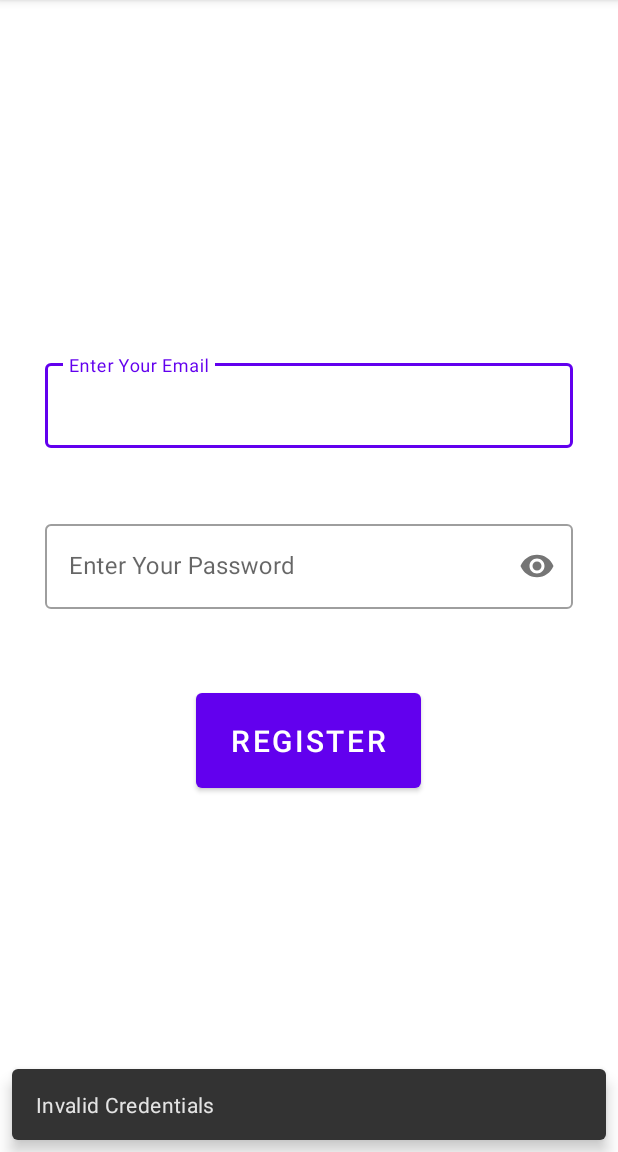
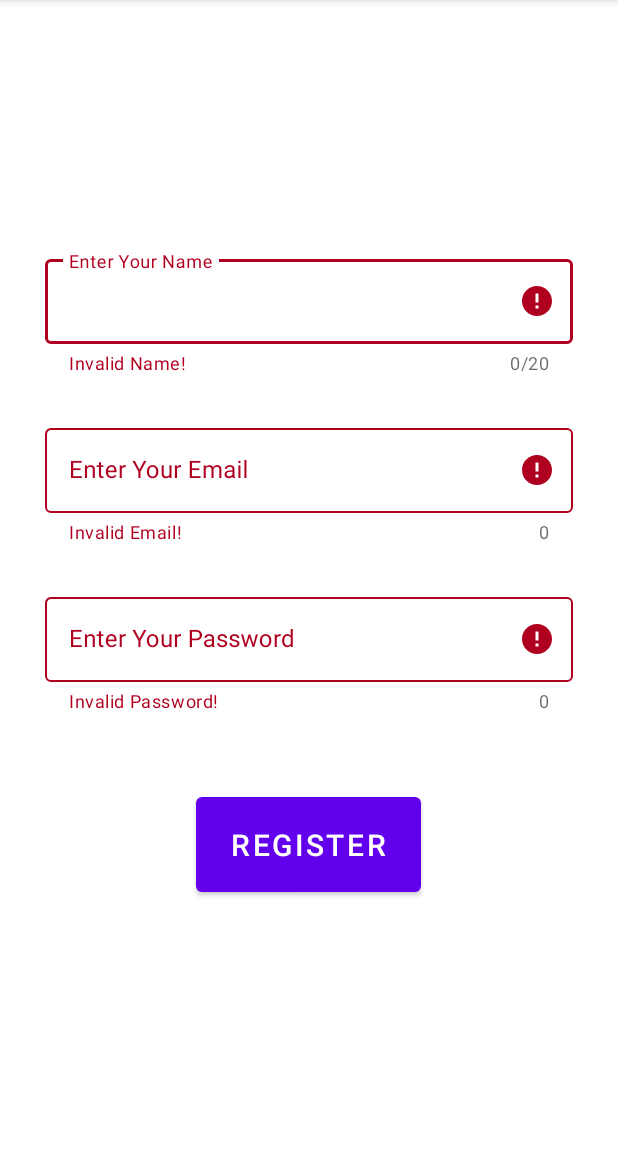
Before and after one commit to anupam2020/FireApp, an Android app: the Registration screen opened directly, with no data from a screen before it, after a tap on "REGISTER", on a phone screen of 412 x 824 dp, the part 84-1236 px from its top. Run offline under Robolectric (Android 15) with nearby library versions, the phone set to English and light mode, and no system bars; our stand-ins replace Firebase (no records; nobody signed in at launch, a user with empty details on screens opened directly); libraries missing offline, so code that uses them is left out: com.pranavpandey.android.

```diff
--- a/app/build.gradle
+++ b/app/build.gradle
@@ -43,4 +43,6 @@ dependencies {
     implementation 'com.google.firebase:firebase-database:20.0.0'
     implementation 'com.google.firebase:firebase-storage:20.0.0'
     implementation 'com.google.android.material:material:1.3.0'
+    implementation 'com.pranavpandey.android:dynamic-toasts:4.0.0'
+    implementation 'com.pranavpandey.android:dynamic-toasts:1.3.0'
 }
--- a/app/src/main/AndroidManifest.xml
+++ b/app/src/main/AndroidManifest.xml
@@ -1,6 +1,8 @@
 <?xml version="1.0" encoding="utf-8"?>
 <manifest xmlns:android="http://schemas.android.com/apk/res/android"
     package="com.example.fireapp">
+
+    <uses-permission android:name="android.permission.INTERNET"/>
 
     <application
         android:allowBackup="true"
--- a/app/src/main/java/com/example/fireapp/Registration.java
+++ b/app/src/main/java/com/example/fireapp/Registration.java
@@ -17,16 +17,22 @@ import com.google.android.gms.tasks.OnCompleteListener;
 import com.google.android.gms.tasks.Task;
 import com.google.android.material.snackbar.Snackbar;
 import com.google.android.material.textfield.TextInputEditText;
+import com.google.android.material.textfield.TextInputLayout;
 import com.google.firebase.auth.AuthResult;
 import com.google.firebase.auth.FirebaseAuth;
+import com.google.firebase.database.DatabaseReference;
+import com.google.firebase.database.FirebaseDatabase;
+import com.pranavpandey.android.dynamic.toasts.DynamicToast;
 
 import org.jetbrains.annotations.NotNull;
 
+import java.util.HashMap;
 import java.util.regex.Pattern;
 
 public class Registration extends AppCompatActivity {
 
-    private TextInputEditText text1,text2;
+    private TextInputEditText text1,text2,text3;
+    private TextInputLayout tilName,tilEmail,tilPass;
     private Button reg;
     private LinearLayout layout;
     private Pattern password=Pattern.compile("^" +
@@ -35,8 +41,13 @@ public class Registration extends AppCompatActivity {
                                     "(?=.*[0-9])" +
                                     ".{6,}" +
                                     "$");
+    private Pattern pat_name=Pattern.compile("^[A-Z].{3,}$");
 
     private FirebaseAuth auth;
+    private FirebaseDatabase database;
+    private DatabaseReference reference;
+
+    private HashMap<String,Object> map=new HashMap<>();
 
     @Override
     protected void onCreate(Bundle savedInstanceState) {
@@ -47,12 +58,19 @@ public class Registration extends AppCompatActivity {
 
         text1=findViewById(R.id.textInputEditText1);
         text2=findViewById(R.id.textInputEditText2);
+        text3=findViewById(R.id.textInputEditText3);
+
+        tilEmail=findViewById(R.id.textInputLayout1);
+        tilPass=findViewById(R.id.textInputLayout2);
+        tilName=findViewById(R.id.textInputLayout3);
 
         reg=findViewById(R.id.btn_Reg);
 
         layout=findViewById(R.id.layout_Linear);
 
         auth=FirebaseAuth.getInstance();
+        database=FirebaseDatabase.getInstance();
+        reference=database.getReference();
 
         reg.setOnClickListener(new View.OnClickListener() {
             @Override
@@ -60,22 +78,43 @@ public class Registration extends AppCompatActivity {
 
                 String email=text1.getText().toString();
                 String pass=text2.getText().toString();
+                String name=text3.getText().toString();
 
-                if(email.isEmpty() || pass.isEmpty())
+                tilName.setError(null);
+                tilEmail.setError(null);
+                tilPass.setError(null);
+
+
+                /*if(email.isEmpty())
                 {
-                    Snackbar.make(layout,"Invalid Credentials "+email+" "+pass,Snackbar.LENGTH_LONG).show();
+                    tilEmail.setError("Email cannot be empty");
                 }
-                else if(!Patterns.EMAIL_ADDRESS.matcher(email).matches())
+                if(pass.isEmpty())
                 {
-                    Toast.makeText(Registration.this,"Invalid Email "+email+" "+pass,Toast.LENGTH_SHORT).show();
+                    tilPass.setError("Password cannot be empty");
                 }
-                else if(!password.matcher(pass).matches())
+                if(name.isEmpty())
                 {
-                    Toast.makeText(Registration.this,"Password too weak "+email+" "+pass,Toast.LENGTH_SHORT).show();
+                    tilName.setError("Name cannot be empty");
+                }*/
+                if(!Patterns.EMAIL_ADDRESS.matcher(email).matches() || email.isEmpty())
+                {
+                    tilEmail.setError("Invalid Email!");
                 }
-                else
+                if(!pat_name.matcher(name).matches() || name.isEmpty())
                 {
-                    registerUser(email,pass);
+                    tilName.setError("Invalid Name!");
+                }
+                if(!password.matcher(pass).matches() || pass.isEmpty())
+                {
+                    tilPass.setError("Invalid Password!");
+                }
+                if(Patterns.EMAIL_ADDRESS.matcher(email).matches() && !email.isEmpty() && pat_name.matcher(name).matches() && !name.isEmpty() && password.matcher(pass).matches() && !pass.isEmpty())
+                {
+                    registerUser(name,email,pass);
+                    tilName.setError(null);
+                    tilEmail.setError(null);
+                    tilPass.setError(null);
                 }
 
             }
@@ -83,7 +122,7 @@ public class Registration extends AppCompatActivity {
 
     }
 
-    private void registerUser(String email, String pass)
+    private void registerUser(String name, String email, String pass)
     {
 
         auth.createUserWithEmailAndPassword(email,pass).addOnCompleteListener(new OnCompleteListener<AuthResult>() {
@@ -92,12 +131,20 @@ public class Registration extends AppCompatActivity {
 
                 if(task.isSuccessful())
                 {
-                    Snackbar.make(layout,"Registration Successful!",Snackbar.LENGTH_LONG).show();
+                    DynamicToast.makeSuccess(Registration.this,"Registration Successful",3000).show();
+
+                    map.put(name,email);
+
+                    String uid=FirebaseAuth.getInstance().getCurrentUser().getUid();
+
+                    reference.child(uid).child("Profile").updateChildren(map);
+
                     startActivity(new Intent(Registration.this,Login.class));
+                    finish();
                 }
                 else
                 {
-                    Snackbar.make(layout,"Registration Failed!",Snackbar.LENGTH_LONG).show();
+                    DynamicToast.makeError(Registration.this,"Registration Failed",3000).show();
                 }
 
             }
--- /dev/null
+++ b/app/src/main/res/drawable/ic_outline_add_24.xml
@@ -0,0 +1,5 @@
+<vector android:height="50dp" android:tint="?attr/colorControlNormal"
+    android:viewportHeight="24" android:viewportWidth="24"
+    android:width="50dp" xmlns:android="http://schemas.android.com/apk/res/android">
+    <path android:fillColor="@android:color/white" android:pathData="M19,13h-6v6h-2v-6H5v-2h6V5h2v6h6v2z"/>
+</vector>
--- a/app/src/main/res/layout/activity_registration.xml
+++ b/app/src/main/res/layout/activity_registration.xml
@@ -14,13 +14,34 @@
         android:id="@+id/layout_Linear">
 
         <com.google.android.material.textfield.TextInputLayout
+            android:id="@+id/textInputLayout3"
+            style="@style/Widget.MaterialComponents.TextInputLayout.OutlinedBox"
+            android:layout_width="match_parent"
+            android:layout_height="wrap_content"
+            android:layout_marginLeft="30dp"
+            android:layout_marginRight="30dp"
+            app:counterEnabled="true"
+            app:counterMaxLength="20">
+
+
+            <com.google.android.material.textfield.TextInputEditText
+                android:id="@+id/textInputEditText3"
+                android:layout_width="match_parent"
+                android:layout_height="wrap_content"
+                android:hint="Enter Your Name" />
+
+        </com.google.android.material.textfield.TextInputLayout>
+
+        <com.google.android.material.textfield.TextInputLayout
             android:id="@+id/textInputLayout1"
             style="@style/Widget.MaterialComponents.TextInputLayout.OutlinedBox"
             android:layout_width="match_parent"
             android:layout_height="wrap_content"
             android:layout_marginLeft="30dp"
             android:layout_marginRight="30dp"
-            android:layout_marginBottom="15dp">
+            android:layout_marginBottom="30dp"
+            android:layout_marginTop="30dp"
+            app:counterEnabled="true">
 
 
             <com.google.android.material.textfield.TextInputEditText
@@ -38,11 +59,11 @@
             android:layout_height="wrap_content"
             android:layout_marginLeft="30dp"
             android:layout_marginRight="30dp"
-            android:layout_marginTop="30dp"
             app:passwordToggleEnabled="true"
             app:layout_constraintEnd_toEndOf="@+id/textInputLayout1"
             app:layout_constraintStart_toStartOf="@+id/textInputLayout1"
-            app:layout_constraintTop_toBottomOf="@+id/textInputLayout1">
+            app:layout_constraintTop_toBottomOf="@+id/textInputLayout1"
+            app:counterEnabled="true">
 
             <com.google.android.material.textfield.TextInputEditText
                 android:id="@+id/textInputEditText2"
```
Also changed, not shown: app/src/main/java/com/example/fireapp/Login.java (+22 -2 lines), app/src/main/java/com/example/fireapp/MainActivity.java (+17 -2 lines), app/src/main/java/com/example/fireapp/Second.java (+108 -8 lines), app/src/main/java/com/example/fireapp/User.java (added, +27 -0 lines), app/src/main/res/layout/activity_second.xml (+51 -8 lines).
